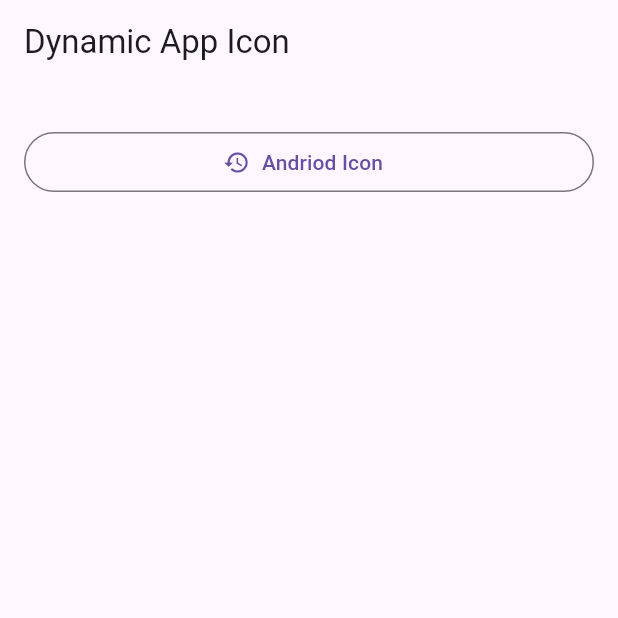
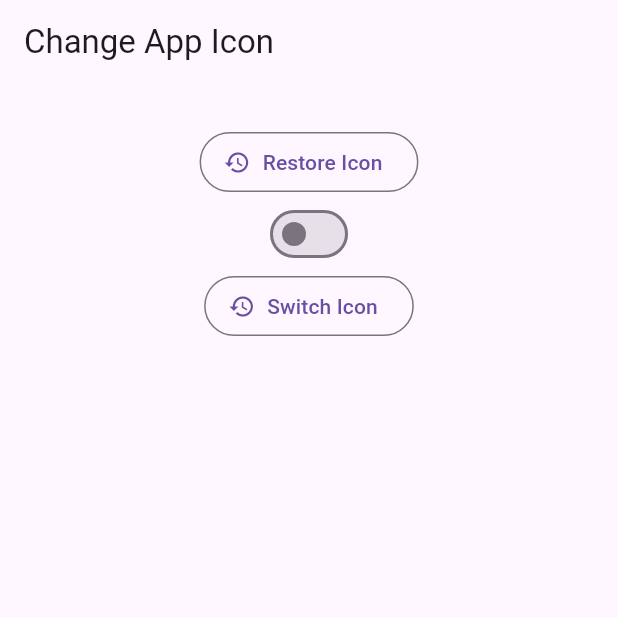
Before and after one commit to bushaHQ/change_icon, a Flutter app: the screen it shows after launch, on a phone screen of 412 x 824 dp, the top half of it. Run offline on Flutter 3.47's test engine with Material 2 defaults, Android fonts, the phone set to English and light mode, and no system bars; our stand-ins replace plugin_platform_interface.

Commit message:
docs: some update

```diff
--- a/example/lib/main.dart
+++ b/example/lib/main.dart
@@ -2,7 +2,6 @@ import 'dart:io';
 
 import 'package:changeicon_example/src/android_config.dart';
 import 'package:changeicon_example/src/ios_configuration.dart';
-import 'package:changeicon_example/src/theme/theme_config.dart';
 import 'package:changeicon_example/src/theme/theme_widget.dart';
 import 'package:flutter/material.dart';
 
@@ -33,7 +32,7 @@ class _MyAppState extends State<MyApp> {
           home: Scaffold(
             key: scaffoldKey,
             appBar: AppBar(
-              title: const Text('Dynamic App Icon'),
+              title: const Text('Change App Icon'),
             ),
             body: Padding(
               padding: const EdgeInsets.symmetric(horizontal: 16.0, vertical: 28),
--- a/example/lib/src/android_config.dart
+++ b/example/lib/src/android_config.dart
@@ -1,4 +1,5 @@
 import 'package:changeicon/Changeicon.dart';
+import 'package:changeicon_example/src/theme/theme_config.dart';
 import 'package:flutter/material.dart';
 
 class AndroidConfiguration extends StatefulWidget {
@@ -10,6 +11,7 @@ class AndroidConfiguration extends StatefulWidget {
 
 class _AndroidConfigurationState extends State<AndroidConfiguration> {
   final _changeiconPlugin = Changeicon();
+  bool switchValue = false;
 
   @override
   void initState() {
@@ -19,18 +21,44 @@ class _AndroidConfigurationState extends State<AndroidConfiguration> {
     super.initState();
   }
 
-  void switchAppIcon() async {
-    await _changeiconPlugin.switchIconTo(classNames: ['DarkTheme', '']);
+  void switchAppIcon(String type) async {
+    await _changeiconPlugin.switchIconTo(classNames: [type, '']);
   }
 
   @override
   Widget build(BuildContext context) {
-    return OutlinedButton.icon(
-      icon: const Icon(Icons.restore_outlined),
-      label: const Text("Andriod Icon"),
-      onPressed: () async {
-        switchAppIcon();
-      },
+    return Column(
+      children: [
+        OutlinedButton.icon(
+          icon: const Icon(Icons.restore_outlined),
+          label: const Text("Restore Icon"),
+          onPressed: () async {
+            switchAppIcon('MainActivity');
+          },
+        ),
+        Switch(
+          value: switchValue,
+          onChanged: (value) {
+            setState(() {
+              switchValue = value;
+            });
+            if (switchValue) {
+              themeNotifier.toggleTheme(ThemeMode.dark);
+              switchAppIcon('DarkTheme');
+            } else {
+              themeNotifier.toggleTheme(ThemeMode.light);
+              switchAppIcon('LightTheme');
+            }
+          },
+        ),
+        OutlinedButton.icon(
+          icon: const Icon(Icons.restore_outlined),
+          label: const Text("Switch Icon"),
+          onPressed: () async {
+            switchAppIcon('DarkTheme');
+          },
+        ),
+      ],
     );
   }
 }
```
Also changed, not shown: 1 other file.
